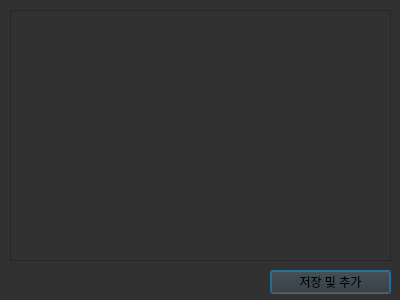
project-gameQA/ai-automation, file QA_UI/error_report_plus.ui: the form before one commit.
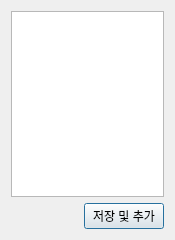
The form after the commit.

Commit message: 1. thread.py 생성. 큐쓰레드 관련 몰아놓음 2. qa_flow.py 생성. qa돌아갈때 ui관련한거 몰아놓음 3. 에러기록 저장 가능. json파일 4. 기록 txt로 엑스포트 가능 5. 화면 반응형으로 변경

```diff
--- a/QA_UI/error_report_plus.ui
+++ b/QA_UI/error_report_plus.ui
@@ -6,42 +6,38 @@
    <rect>
     <x>0</x>
     <y>0</y>
-    <width>400</width>
-    <height>300</height>
+    <width>175</width>
+    <height>240</height>
    </rect>
   </property>
   <property name="windowTitle">
    <string>Dialog</string>
   </property>
   <property name="styleSheet">
-   <string notr="true">background: rgb(49, 49, 49)</string>
+   <string notr="true"/>
   </property>
+  <layout class="QGridLayout" name="gridLayout">
+   <item row="0" column="0">
   <widget class="QTextEdit" name="content">
-   <property name="geometry">
-    <rect>
-     <x>10</x>
-     <y>10</y>
-     <width>381</width>
-     <height>251</height>
-    </rect>
-   </property>
    <property name="styleSheet">
     <string notr="true">color:rgb(205, 214, 205)</string>
    </property>
   </widget>
+   </item>
+   <item row="1" column="0" alignment="Qt::AlignRight">
   <widget class="QPushButton" name="saveAndHistoryAdd">
-   <property name="geometry">
-    <rect>
-     <x>270</x>
-     <y>270</y>
-     <width>121</width>
-     <height>24</height>
-    </rect>
+     <property name="sizePolicy">
+      <sizepolicy hsizetype="Fixed" vsizetype="Fixed">
+       <horstretch>0</horstretch>
+       <verstretch>0</verstretch>
+      </sizepolicy>
    </property>
    <property name="text">
     <string>저장 및 추가</string>
    </property>
   </widget>
+   </item>
+  </layout>
  </widget>
  <resources/>
  <connections/>
```
Lines whose indentation alone changed are shown as unchanged. The commit also changes 7 other files.
